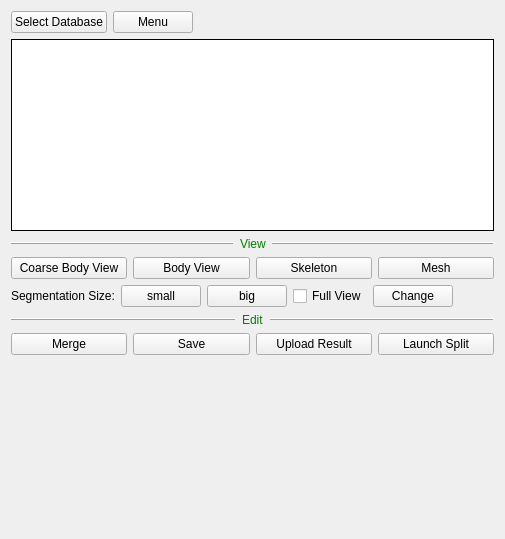
This is neurolabi/gui/flyem/flyemproofcontrolform.ui in janelia-flyem/NeuTu as Qt 5 draws it before an edit. The edited form follows.
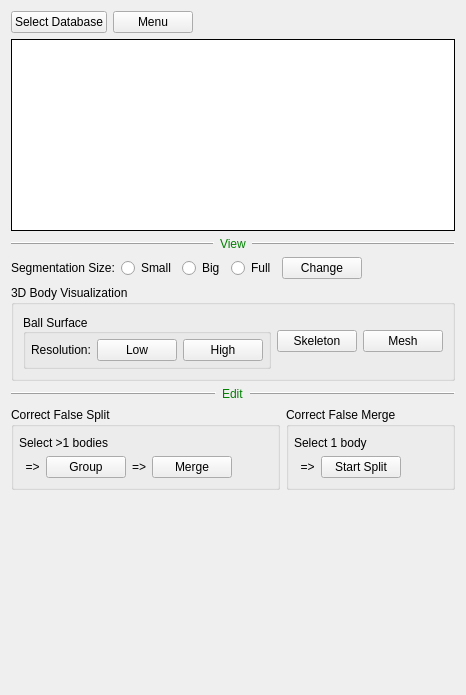
This is the edited form. Custom widgets are drawn as their Qt base class.

Commit message: add approximate mesh generation

```diff
--- a/neurolabi/gui/flyem/flyemproofcontrolform.ui
+++ b/neurolabi/gui/flyem/flyemproofcontrolform.ui
@@ -6,14 +6,14 @@
    <rect>
     <x>0</x>
     <y>0</y>
-    <width>505</width>
-    <height>539</height>
+    <width>455</width>
+    <height>695</height>
    </rect>
   </property>
   <property name="windowTitle">
    <string>Form</string>
   </property>
-  <layout class="QVBoxLayout" name="verticalLayout">
+  <layout class="QVBoxLayout" name="verticalLayout_4">
    <item>
     <layout class="QHBoxLayout" name="topHorizontalLayout">
      <item>
@@ -123,48 +123,7 @@
     </layout>
    </item>
    <item>
-    <layout class="QHBoxLayout" name="horizontalLayout">
-     <item>
-      <widget class="QPushButton" name="coarseBodyPushButton">
-       <property name="toolTip">
-        <string>3D body visualization (low resolution)</string>
-       </property>
-       <property name="text">
-        <string>Coarse Body View</string>
-       </property>
-      </widget>
-     </item>
-     <item>
-      <widget class="QPushButton" name="bodyViewPushButton">
-       <property name="toolTip">
-        <string>3D body visualization (high resolution)</string>
-       </property>
-       <property name="text">
-        <string>Body View</string>
-       </property>
-      </widget>
-     </item>
-     <item>
-      <widget class="QPushButton" name="skeletonViewPushButton">
-       <property name="toolTip">
-        <string>3D skeleton visualization</string>
-       </property>
-       <property name="text">
-        <string>Skeleton</string>
-       </property>
-      </widget>
-     </item>
-     <item>
-      <widget class="QPushButton" name="meshPushButton">
-       <property name="text">
-        <string>Mesh</string>
-       </property>
-      </widget>
-     </item>
-    </layout>
-   </item>
-   <item>
-    <layout class="QHBoxLayout" name="horizontalLayout_6">
+    <layout class="QHBoxLayout" name="segmentationHorizontalLayout">
      <item>
       <widget class="QLabel" name="label_11">
        <property name="text">
@@ -173,23 +132,23 @@
       </widget>
      </item>
      <item>
-      <widget class="QPushButton" name="segmentSizeDecPushButton">
+      <widget class="QRadioButton" name="smallRadioButton">
        <property name="text">
-        <string>small</string>
+        <string>Small</string>
        </property>
       </widget>
      </item>
      <item>
-      <widget class="QPushButton" name="segmentSizeIncPushButton">
+      <widget class="QRadioButton" name="bigRadioButton">
        <property name="text">
-        <string>big</string>
+        <string>Big</string>
        </property>
       </widget>
      </item>
      <item>
-      <widget class="QCheckBox" name="fullViewCheckBox">
+      <widget class="QRadioButton" name="fullRadioButton">
        <property name="text">
-        <string>Full View</string>
+        <string>Full</string>
        </property>
       </widget>
      </item>
@@ -215,6 +174,98 @@
      </item>
     </layout>
    </item>
+   <item>
+    <widget class="QGroupBox" name="groupBox_3">
+     <property name="title">
+      <string>3D Body Visualization</string>
+     </property>
+     <property name="flat">
+      <bool>false</bool>
+     </property>
+     <property name="checkable">
+      <bool>false</bool>
+     </property>
+     <layout class="QHBoxLayout" name="horizontalLayout_10">
+      <item>
+       <widget class="QGroupBox" name="groupBox_4">
+        <property name="toolTip">
+         <string>A body is rendered as a set of balls resembling its surface</string>
+        </property>
+        <property name="title">
+         <string>Ball Surface</string>
+        </property>
+        <property name="alignment">
+         <set>Qt::AlignLeading|Qt::AlignLeft|Qt::AlignVCenter</set>
+        </property>
+        <property name="flat">
+         <bool>false</bool>
+        </property>
+        <layout class="QHBoxLayout" name="horizontalLayout_7">
+         <property name="leftMargin">
+          <number>5</number>
+         </property>
+         <property name="topMargin">
+          <number>5</number>
+         </property>
+         <property name="rightMargin">
+          <number>5</number>
+         </property>
+         <property name="bottomMargin">
+          <number>5</number>
+         </property>
+         <item>
+          <widget class="QLabel" name="label_8">
+           <property name="text">
+            <string>Resolution:</string>
+           </property>
+          </widget>
+         </item>
+         <item>
+          <widget class="QPushButton" name="coarseBodyPushButton">
+           <property name="toolTip">
+            <string>3D body visualization (low resolution)</string>
+           </property>
+           <property name="text">
+            <string>Low</string>
+           </property>
+          </widget>
+         </item>
+         <item>
+          <widget class="QPushButton" name="bodyViewPushButton">
+           <property name="toolTip">
+            <string>3D body visualization (high resolution)</string>
+           </property>
+           <property name="text">
+            <string>High</string>
+           </property>
+          </widget>
+         </item>
+        </layout>
+       </widget>
+      </item>
+      <item>
+       <widget class="QPushButton" name="skeletonViewPushButton">
+        <property name="toolTip">
+         <string>3D skeleton visualization</string>
+        </property>
+        <property name="text">
+         <string>Skeleton</string>
+        </property>
+       </widget>
+      </item>
+      <item>
+       <widget class="QPushButton" name="meshPushButton">
+        <property name="text">
+         <string>Mesh</string>
+        </property>
+       </widget>
+      </item>
+     </layout>
+    </widget>
+   </item>
+   <item>
+    <layout class="QHBoxLayout" name="horizontalLayout"/>
+   </item>
    <item>
     <layout class="QHBoxLayout" name="horizontalLayout_5">
      <item>
@@ -262,42 +313,134 @@
     </layout>
    </item>
    <item>
-    <layout class="QHBoxLayout" name="horizontalLayout_7">
+    <layout class="QHBoxLayout" name="horizontalLayout_9">
      <item>
-      <widget class="QPushButton" name="mergeSegmentPushButton">
-       <property name="toolTip">
-        <string>Merge selected bodies (M)</string>
+      <widget class="QGroupBox" name="groupBox">
+       <property name="title">
+        <string>Correct False Split</string>
        </property>
-       <property name="text">
-        <string>Merge</string>
-       </property>
+       <layout class="QVBoxLayout" name="verticalLayout_2">
+        <property name="leftMargin">
+         <number>5</number>
+        </property>
+        <property name="rightMargin">
+         <number>5</number>
+        </property>
+        <item>
+         <widget class="QLabel" name="label_2">
+          <property name="text">
+           <string>Select &gt;1 bodies</string>
+          </property>
+         </widget>
+        </item>
+        <item>
+         <layout class="QHBoxLayout" name="horizontalLayout_2">
+          <item>
+           <widget class="QLabel" name="label_4">
+            <property name="text">
+             <string>  =&gt;</string>
+            </property>
+           </widget>
+          </item>
+          <item>
+           <widget class="QPushButton" name="mergeSegmentPushButton">
+            <property name="toolTip">
+             <string>Merge selected bodies (M)</string>
+            </property>
+            <property name="text">
+             <string>Group</string>
+            </property>
+           </widget>
+          </item>
+          <item>
+           <widget class="QLabel" name="label_3">
+            <property name="text">
+             <string>=&gt;</string>
+            </property>
+           </widget>
+          </item>
+          <item>
+           <widget class="QPushButton" name="uploadPushButton">
+            <property name="toolTip">
+             <string>Upload merging result (U)</string>
+            </property>
+            <property name="text">
+             <string>Merge</string>
+            </property>
+           </widget>
+          </item>
+          <item>
+           <spacer name="horizontalSpacer_4">
+            <property name="orientation">
+             <enum>Qt::Horizontal</enum>
+            </property>
+            <property name="sizeHint" stdset="0">
+             <size>
+              <width>40</width>
+              <height>20</height>
+             </size>
+            </property>
+           </spacer>
+          </item>
+         </layout>
+        </item>
+       </layout>
       </widget>
      </item>
      <item>
-      <widget class="QPushButton" name="saveMergePushButton">
-       <property name="text">
-        <string>Save</string>
+      <widget class="QGroupBox" name="groupBox_2">
+       <property name="title">
+        <string>Correct False Merge</string>
        </property>
-      </widget>
-     </item>
-     <item>
-      <widget class="QPushButton" name="uploadPushButton">
-       <property name="toolTip">
-        <string>Upload merging result (U)</string>
-       </property>
-       <property name="text">
-        <string>Upload Result</string>
-       </property>
-      </widget>
-     </item>
-     <item>
-      <widget class="QPushButton" name="splitPushButton">
-       <property name="toolTip">
-        <string>Enter split mode</string>
-       </property>
-       <property name="text">
-        <string>Launch Split</string>
-       </property>
+       <layout class="QVBoxLayout" name="verticalLayout">
+        <property name="leftMargin">
+         <number>5</number>
+        </property>
+        <property name="rightMargin">
+         <number>5</number>
+        </property>
+        <item>
+         <widget class="QLabel" name="label">
+          <property name="text">
+           <string>Select 1 body</string>
+          </property>
+         </widget>
+        </item>
+        <item>
+         <layout class="QHBoxLayout" name="horizontalLayout_3">
+          <item>
+           <widget class="QLabel" name="label_7">
+            <property name="text">
+             <string>  =&gt;</string>
+            </property>
+           </widget>
+          </item>
+          <item>
+           <widget class="QPushButton" name="splitPushButton">
+            <property name="toolTip">
+             <string>Enter split mode</string>
+            </property>
+            <property name="text">
+             <string>Start Split</string>
+            </property>
+           </widget>
+          </item>
+          <item>
+           <spacer name="horizontalSpacer_3">
+            <property name="orientation">
+             <enum>Qt::Horizontal</enum>
+            </property>
+            <property name="sizeHint" stdset="0">
+             <size>
+              <width>40</width>
+              <height>20</height>
+             </size>
+            </property>
+           </spacer>
+          </item>
+         </layout>
+        </item>
+       </layout>
       </widget>
      </item>
     </layout>
```
Left out of the diff: 9 changed lines with no effect on the pictures. The commit also changes 15 other files.
